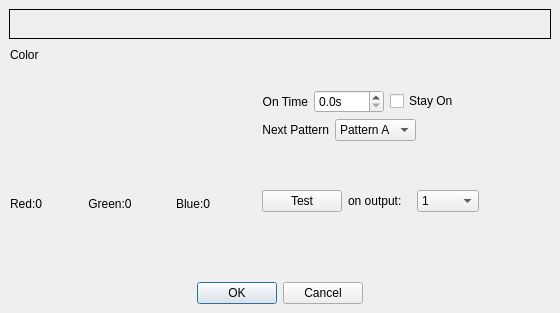
bemcgarvey/LED-Controller, file client/LED-ControllerClient/editpatterndialog.ui: the form before one commit.
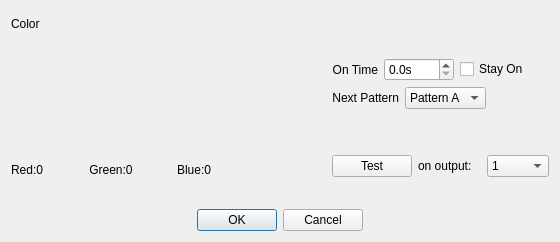
The form after the commit. Custom widgets are drawn as their Qt base class.

Commit message:
Test pattern feature implemented
Minor cosmetic fixes
Renumbered outputs in firmware to start with zero

```diff
--- a/client/LED-ControllerClient/editpatterndialog.ui
+++ b/client/LED-ControllerClient/editpatterndialog.ui
@@ -7,56 +7,14 @@
     <x>0</x>
     <y>0</y>
     <width>560</width>
-    <height>313</height>
+    <height>242</height>
    </rect>
   </property>
   <property name="windowTitle">
    <string>Dialog</string>
   </property>
-  <widget class="PatternDisplay" name="patternDisplay">
-   <property name="geometry">
-    <rect>
-     <x>9</x>
-     <y>9</y>
-     <width>542</width>
-     <height>30</height>
-    </rect>
-   </property>
-   <property name="maximumSize">
-    <size>
-     <width>16777215</width>
-     <height>30</height>
-    </size>
-   </property>
-   <property name="frameShape">
-    <enum>QFrame::Box</enum>
-   </property>
-   <property name="frameShadow">
-    <enum>QFrame::Plain</enum>
-   </property>
-  </widget>
-  <widget class="QDialogButtonBox" name="buttonBox">
-   <property name="geometry">
-    <rect>
-     <x>197</x>
-     <y>282</y>
-     <width>166</width>
-     <height>22</height>
-    </rect>
-   </property>
-   <property name="standardButtons">
-    <set>QDialogButtonBox::Cancel|QDialogButtonBox::Ok</set>
-   </property>
-  </widget>
-  <widget class="QWidget" name="layoutWidget">
-   <property name="geometry">
-    <rect>
-     <x>10</x>
-     <y>46</y>
-     <width>469</width>
-     <height>166</height>
-    </rect>
-   </property>
+  <layout class="QGridLayout" name="gridLayout">
+   <item row="1" column="0">
    <layout class="QHBoxLayout" name="horizontalLayout_4">
     <item>
      <layout class="QVBoxLayout" name="verticalLayout">
@@ -299,7 +257,44 @@
      </layout>
     </item>
    </layout>
-  </widget>
+   </item>
+   <item row="0" column="0">
+    <widget class="PatternDisplay" name="patternDisplay">
+     <property name="maximumSize">
+      <size>
+       <width>16777215</width>
+       <height>30</height>
+      </size>
+     </property>
+     <property name="frameShape">
+      <enum>QFrame::Box</enum>
+     </property>
+     <property name="frameShadow">
+      <enum>QFrame::Plain</enum>
+     </property>
+    </widget>
+   </item>
+   <item row="3" column="0" alignment="Qt::AlignHCenter">
+    <widget class="QDialogButtonBox" name="buttonBox">
+     <property name="standardButtons">
+      <set>QDialogButtonBox::Cancel|QDialogButtonBox::Ok</set>
+     </property>
+    </widget>
+   </item>
+   <item row="2" column="0">
+    <spacer name="verticalSpacer_3">
+     <property name="orientation">
+      <enum>Qt::Vertical</enum>
+     </property>
+     <property name="sizeHint" stdset="0">
+      <size>
+       <width>20</width>
+       <height>40</height>
+      </size>
+     </property>
+    </spacer>
+   </item>
+  </layout>
  </widget>
  <customwidgets>
   <customwidget>
```
Left out of the diff: 2 changed lines with no effect on the pictures. Lines whose indentation alone changed are shown as unchanged. The commit also changes 7 other files.
